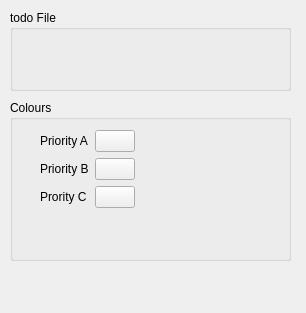
khosrow/todo-txt-plasmoid, file contents/ui/config.ui: the form before one commit.
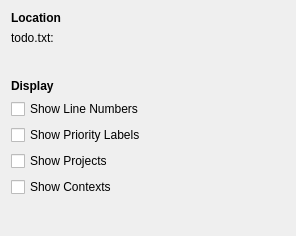
The form after the commit. Custom widgets are drawn as their Qt base class.

Commit message: ui page for general configs

Patch:
```diff
--- a/contents/ui/config.ui
+++ b/contents/ui/config.ui
@@ -6,94 +6,126 @@
    <rect>
     <x>0</x>
     <y>0</y>
-    <width>306</width>
-    <height>313</height>
+    <width>296</width>
+    <height>236</height>
    </rect>
   </property>
   <property name="windowTitle">
    <string>Form</string>
   </property>
-  <widget class="QGroupBox" name="fileGroupBox">
-   <property name="geometry">
-    <rect>
-     <x>10</x>
-     <y>10</y>
-     <width>281</width>
-     <height>81</height>
-    </rect>
-   </property>
-   <property name="title">
-    <string>todo File</string>
-   </property>
-   <widget class="KUrlComboRequester" name="todourl">
-    <property name="geometry">
-     <rect>
-      <x>20</x>
-      <y>30</y>
-      <width>241</width>
-      <height>25</height>
-     </rect>
-    </property>
-   </widget>
-  </widget>
-  <widget class="QGroupBox" name="groupBox">
-   <property name="geometry">
-    <rect>
-     <x>10</x>
-     <y>100</y>
-     <width>281</width>
-     <height>161</height>
-    </rect>
-   </property>
-   <property name="title">
-    <string>Colours</string>
-   </property>
-   <widget class="QWidget" name="layoutWidget">
-    <property name="geometry">
-     <rect>
-      <x>30</x>
-      <y>30</y>
-      <width>231</width>
-      <height>101</height>
-     </rect>
-    </property>
+  <layout class="QGridLayout" name="gridLayout">
+   <item row="0" column="0">
+    <widget class="QLabel" name="label_2">
+     <property name="font">
+      <font>
+       <weight>75</weight>
+       <bold>true</bold>
+      </font>
+     </property>
+     <property name="text">
+      <string>Location</string>
+     </property>
+    </widget>
+   </item>
+   <item row="1" column="0" colspan="2">
     <layout class="QFormLayout" name="formLayout">
-     <property name="fieldGrowthPolicy">
-      <enum>QFormLayout::ExpandingFieldsGrow</enum>
-     </property>
      <item row="0" column="0">
       <widget class="QLabel" name="label">
        <property name="text">
-        <string>Priority A</string>
+        <string>todo.txt:</string>
+       </property>
+      </widget>
+     </item>
+     <item row="0" column="1">
+      <widget class="KUrlRequester" name="todourl"/>
+     </item>
+    </layout>
+   </item>
+   <item row="2" column="0">
+    <spacer name="verticalSpacer">
+     <property name="orientation">
+      <enum>Qt::Vertical</enum>
+     </property>
+     <property name="sizeHint" stdset="0">
+      <size>
+       <width>20</width>
+       <height>24</height>
+      </size>
+     </property>
+    </spacer>
+   </item>
+   <item row="3" column="0">
+    <widget class="QLabel" name="label_3">
+     <property name="font">
+      <font>
+       <weight>75</weight>
+       <bold>true</bold>
+      </font>
+     </property>
+     <property name="text">
+      <string>Display</string>
+     </property>
+    </widget>
+   </item>
+   <item row="4" column="0">
+    <layout class="QFormLayout" name="formLayout_2">
+     <item row="0" column="0">
+      <widget class="QCheckBox" name="linenumbers">
+       <property name="text">
+        <string>Show Line Numbers</string>
        </property>
       </widget>
      </item>
      <item row="1" column="0">
-      <widget class="QLabel" name="label_2">
+      <widget class="QCheckBox" name="priorities">
        <property name="text">
-        <string>Priority B</string>
+        <string>Show Priority Labels</string>
        </property>
       </widget>
      </item>
-     <item row="1" column="1">
-      <widget class="KColorButton" name="prioritybcolour"/>
-     </item>
      <item row="2" column="0">
-      <widget class="QLabel" name="label_3">
+      <widget class="QCheckBox" name="projects">
        <property name="text">
-        <string>Prority C</string>
+        <string>Show Projects</string>
        </property>
       </widget>
      </item>
-     <item row="2" column="1">
-      <widget class="KColorButton" name="priorityccolour"/>
-     </item>
-     <item row="0" column="1">
-      <widget class="KColorButton" name="priorityacolour"/>
+     <item row="3" column="0">
+      <widget class="QCheckBox" name="contexts">
+       <property name="text">
+        <string>Show Contexts</string>
+       </property>
+      </widget>
      </item>
     </layout>
-   </widget>
-  </widget>
+   </item>
+   <item row="5" column="0">
+    <spacer name="verticalSpacer_2">
+     <property name="orientation">
+      <enum>Qt::Vertical</enum>
+     </property>
+     <property name="sizeHint" stdset="0">
+      <size>
+       <width>20</width>
+       <height>25</height>
+      </size>
+     </property>
+    </spacer>
+   </item>
+   <item row="4" column="1">
+    <spacer name="horizontalSpacer">
+     <property name="orientation">
+      <enum>Qt::Horizontal</enum>
+     </property>
+     <property name="sizeHint" stdset="0">
+      <size>
+       <width>40</width>
+       <height>20</height>
+      </size>
+     </property>
+    </spacer>
+   </item>
+  </layout>
  </widget>
  <customwidgets>
   <customwidget>
@@ -101,16 +133,6 @@
    <extends>QFrame</extends>
    <header>kurlrequester.h</header>
   </customwidget>
-  <customwidget>
-   <class>KUrlComboRequester</class>
-   <extends>KUrlRequester</extends>
-   <header>kurlrequester.h</header>
-  </customwidget>
-  <customwidget>
-   <class>KColorButton</class>
-   <extends>QPushButton</extends>
-   <header>kcolorbutton.h</header>
-  </customwidget>
  </customwidgets>
  <resources/>
  <connections/>
```
